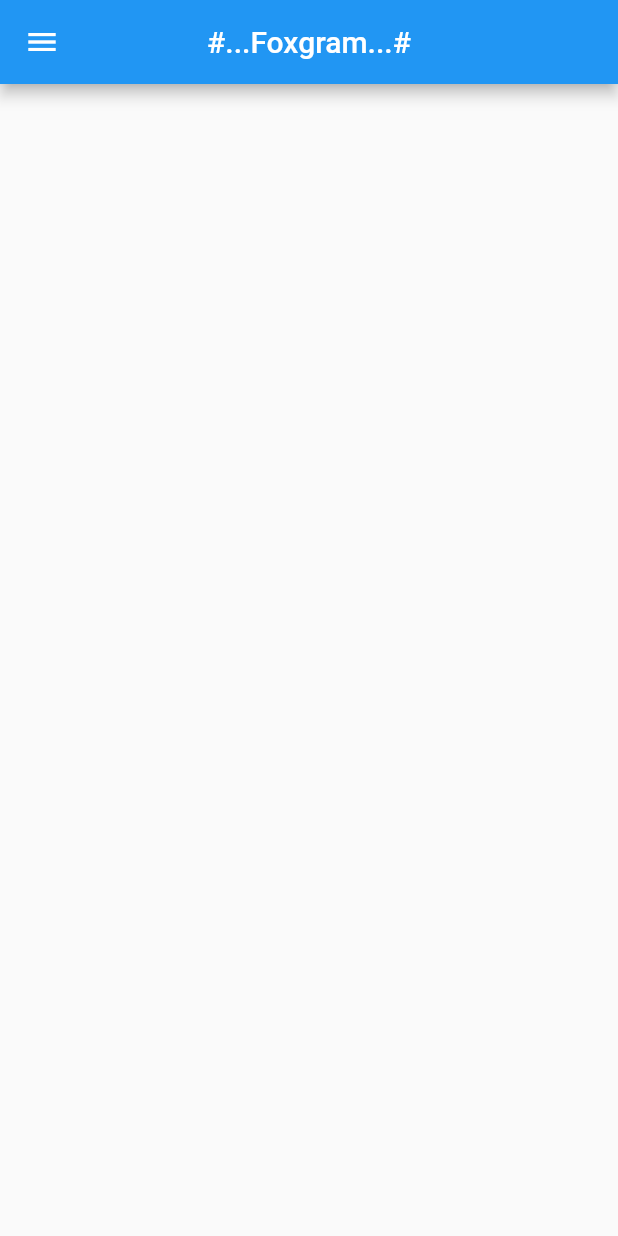
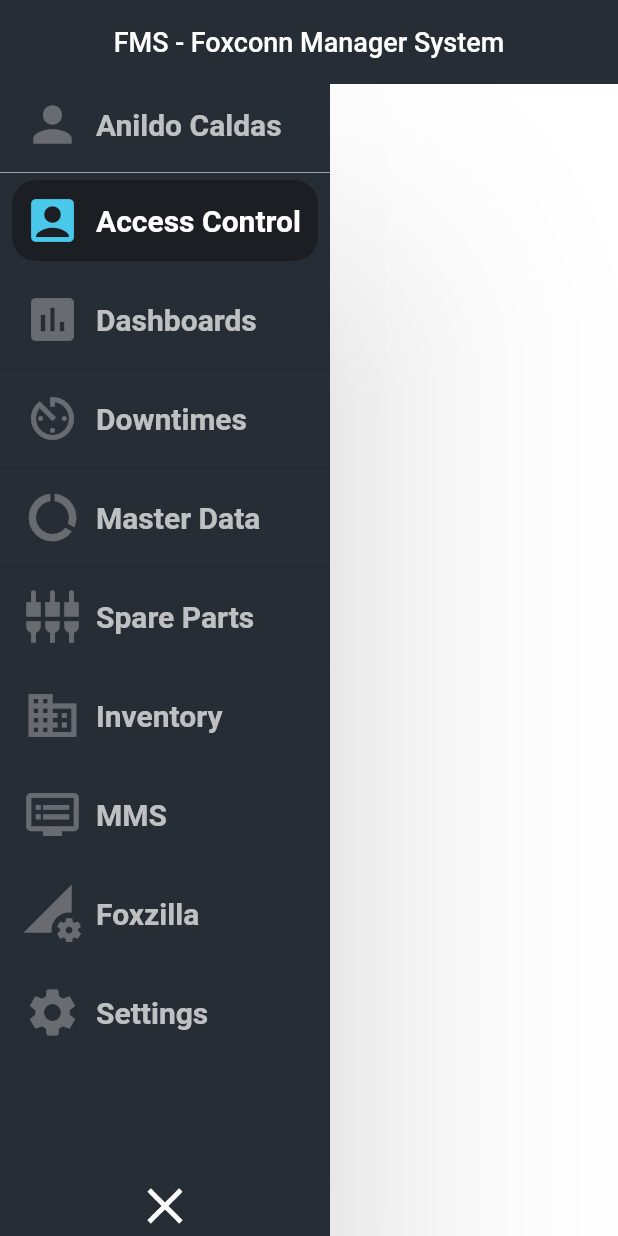
Before and after one commit to AnildoCaldasDev/DowntimeAppFlutter, a Flutter app: the screen it shows after launch, on a phone screen of 412 x 824 dp. Run offline on Flutter 3.47's test engine with Material 2 defaults, Android fonts, the phone set to English and light mode, and no system bars.

Commit message:
finalized layout side bar withou navigation

```diff
--- a/downtime_app_flutter/lib/commons/collapsing_list_tile.dart
+++ b/downtime_app_flutter/lib/commons/collapsing_list_tile.dart
@@ -1,42 +1,64 @@
 import 'package:downtime_app_flutter/theme.dart';
 import 'package:flutter/material.dart';
 
-class CollapsingListTile extends StatefulWidget{
-
+class CollapsingListTile extends StatefulWidget {
   final String title;
   final IconData icon;
   final AnimationController animationController;
+  final bool isSelected;
+  final Function onTap;
 
-  CollapsingListTile({@required this.title, @required this.icon, @required this.animationController });
+  CollapsingListTile(
+      {@required this.title,
+      @required this.icon,
+      @required this.animationController,
+      this.isSelected= false,
+      this.onTap});
 
   @override
   _CollapsingListTileState createState() => _CollapsingListTileState();
 }
 
 class _CollapsingListTileState extends State<CollapsingListTile> {
-
   Animation<double> widthAnimation;
   Animation<double> sizedBoxAnimation;
 
   @override
-void initState(){
+  void initState() {
     super.initState();
-    widthAnimation = Tween<double>(begin: 250, end: 60).animate(widget.animationController);
-    sizedBoxAnimation = Tween<double>(begin: 10, end: 0).animate(widget.animationController);
+    widthAnimation =
+        Tween<double>(begin: 220, end: 70).animate(widget.animationController);
+    sizedBoxAnimation =
+        Tween<double>(begin: 10, end: 0).animate(widget.animationController);
   }
 
   @override
   Widget build(BuildContext context) {
-    return Container(
+    return InkWell(
+      onTap: widget.onTap,
+      child: Container(
+          decoration: BoxDecoration(borderRadius: BorderRadius.all(Radius.circular(16.0)),
+            color: widget.isSelected ? Colors.transparent.withOpacity(0.3) : Colors.transparent
+          ),
           width: widthAnimation.value,
-      margin: EdgeInsets.symmetric(horizontal: 8.0, vertical: 8.0),
-     child: Row (
+          margin: EdgeInsets.symmetric(horizontal: 8.0),
+          padding: EdgeInsets.symmetric(horizontal: 8.0, vertical: 8.0),
+          child: Row(
             children: <Widget>[
-        Icon(widget.icon, color: Colors.white30, size: 38.0,),
+              Icon(
+                widget.icon,
+                color: widget.isSelected ? selectedColor : Colors.white30,
+                size: 38.0,
+              ),
               SizedBox(width: sizedBoxAnimation.value),
-       (widthAnimation.value >= 220) ? Text(widget.title, style: listTitleDefaultTextStyle) : Container()
+              (widthAnimation.value >= 220)
+                  ? Text(widget.title,
+                      style: widget.isSelected
+                          ? listTitleSelectedTextStyle
+                          : listTitleDefaultTextStyle)
+                  : Container()
             ],
-    )
+          )),
     );
   }
 }
--- a/downtime_app_flutter/lib/commons/collapsing_navigation_drawer.dart
+++ b/downtime_app_flutter/lib/commons/collapsing_navigation_drawer.dart
@@ -13,17 +13,18 @@
 
 class CollapsingNavigationDrawerState extends State<CollapsingNavigationDrawer>
     with SingleTickerProviderStateMixin {
-  double maxWidth = 250;
-  double minWidth = 60;
-  bool isCollapsed = false;
+  double maxWidth = 220;
+  double minWidth = 70;
+  bool isCollapsed = true;
   AnimationController _animationController;
   Animation<double> widthAnimation;
+  int currentSelectedIndex = 0;
 
   @override
   void initState() {
     super.initState();
-    _animationController = AnimationController(
-        vsync: this, duration: Duration(milliseconds: 500));
+    _animationController =
+        AnimationController(vsync: this, duration: Duration(milliseconds: 500));
     widthAnimation = Tween<double>(begin: maxWidth, end: minWidth)
         .animate(_animationController);
   }
@@ -36,24 +37,37 @@
   }
 
   Widget getWidget(context, widget) {
-    return Container(
+    return Material(
+      elevation: 80.0,
+      child: Container(
       width: widthAnimation.value,
       color: drawerBackgroundColor,
       child: Column(
         children: <Widget>[
-          SizedBox(height: 50.0),
+          //SizedBox(height: 50.0),
           CollapsingListTile(
             title: 'Anildo Caldas',
             icon: Icons.person,
             animationController: _animationController,
           ),
+          Divider(color: Colors.grey, height: 10.0),
           Expanded(
-            child: ListView.builder(
+            child: ListView.separated(
+              separatorBuilder: (context, counter) {
+                return Divider(height: 12.0);
+              },
               itemBuilder: (context, counter) {
                 return CollapsingListTile(
+                    onTap: (){
+                      setState(() {
+                        currentSelectedIndex = counter;
+                      });
+                    },
                     title: navigationItems[counter].title,
                     icon: navigationItems[counter].icon,
-                    animationController: _animationController);
+                    animationController: _animationController,
+                    isSelected: currentSelectedIndex == counter
+                    );
               },
               itemCount: navigationItems.length,
             ),
@@ -75,6 +89,6 @@
                   size: 40.0)),
         ],
       ),
-    );
+    ));
   }
 }
--- a/downtime_app_flutter/lib/main.dart
+++ b/downtime_app_flutter/lib/main.dart
@@ -1,3 +1,4 @@
+import 'package:downtime_app_flutter/theme.dart';
 import 'package:flutter/material.dart';
 
 import 'commons/collapsing_navigation_drawer.dart';
@@ -24,10 +25,19 @@
   Widget build(BuildContext context) {
     return Scaffold(
       appBar: new AppBar(
-        title: Text("#...Foxgram...#"),
+        elevation: 0.0,
+        title: Text("FMS - Foxconn Manager System", style: TextStyle(fontSize: 18)),
         centerTitle: true,
+        backgroundColor: drawerBackgroundColor,
       ),
-      drawer: CollapsingNavigationDrawer(),
+      // drawer: CollapsingNavigationDrawer(),// deste jeito consigo fazer o gestos para abrir e fechar
+      //usando body o menu lateral vai ficar fixo de lado.
+      body: Stack(
+        children: <Widget>[
+          Container(color: Colors.white,),
+          CollapsingNavigationDrawer()
+        ],
+      ),
     );
   }
 
--- a/downtime_app_flutter/lib/model/navigation_model.dart
+++ b/downtime_app_flutter/lib/model/navigation_model.dart
@@ -1,6 +1,6 @@
 import 'package:flutter/material.dart';
 
-class NavigationModel{
+class NavigationModel {
   String title;
   IconData icon;
 
@@ -8,9 +8,13 @@
 }
 
 List<NavigationModel> navigationItems = [
-  NavigationModel(title: "Dashboard", icon: Icons.insert_chart),
-  NavigationModel(title: "Erros", icon: Icons.error),
-  NavigationModel(title: "Search", icon: Icons.search),
-  NavigationModel(title: "Notifications", icon: Icons.notifications),
+  NavigationModel(title: "Access Control", icon: Icons.account_box),
+  NavigationModel(title: "Dashboards", icon: Icons.insert_chart),
+  NavigationModel(title: "Downtimes", icon: Icons.av_timer),
+  NavigationModel(title: "Master Data", icon: Icons.data_usage),
+  NavigationModel(title: "Spare Parts", icon: Icons.settings_input_component),
+  NavigationModel(title: "Inventory", icon: Icons.domain),
+  NavigationModel(title: "MMS", icon: Icons.dvr),
+  NavigationModel(title: "Foxzilla", icon: Icons.perm_data_setting),
   NavigationModel(title: "Settings", icon: Icons.settings),
 ];
```
Lines whose indentation alone changed are shown as unchanged.
